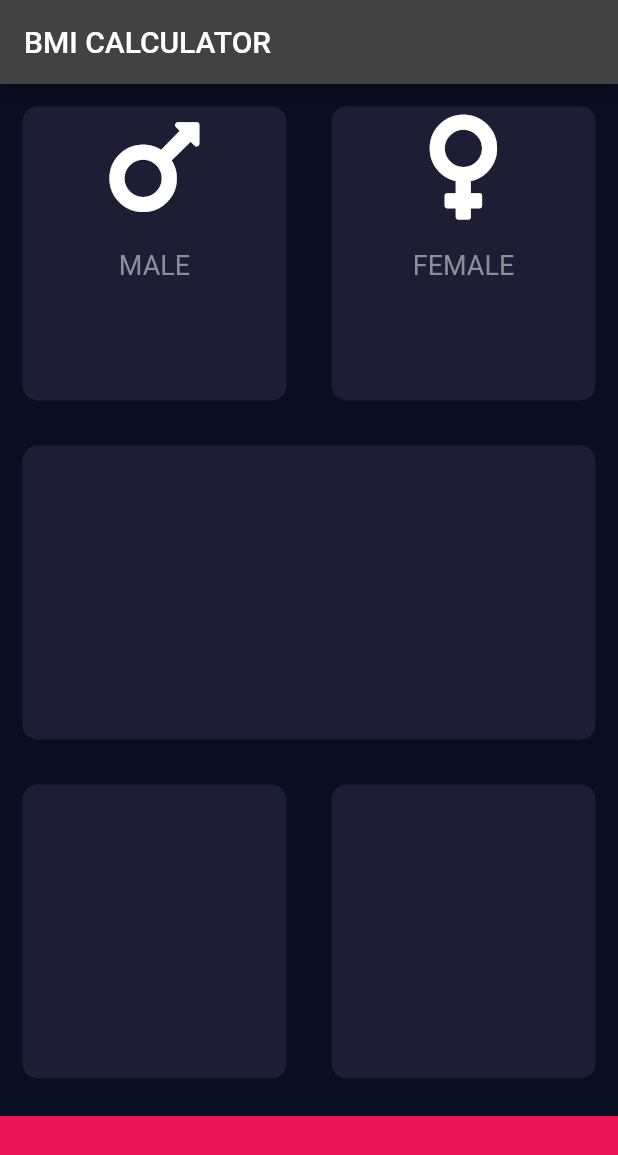
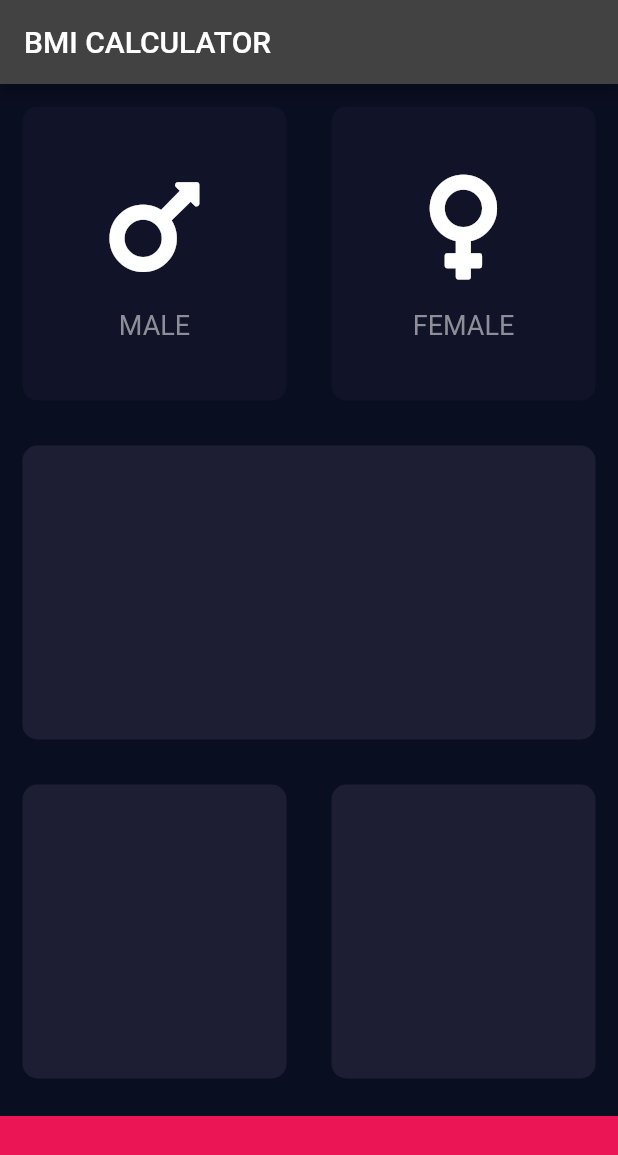
Before and after one commit to fern17/learning_flutter, a Flutter app: the screen it shows after launch, on a phone screen of 412 x 824 dp. Shown: the top 1155 px of the screen. Run offline on Flutter 3.47's test engine with Material 2 defaults, Android fonts, the phone set to English and light mode, and no system bars; our stand-ins replace audioplayers, font_awesome_flutter, rflutter_alert.

Commit message:
use GestureDetector.onTap to know when a gender button was pressed

```diff
--- a/bmi_calculator/lib/icon_content.dart
+++ b/bmi_calculator/lib/icon_content.dart
@@ -9,6 +9,7 @@ class IconContent extends StatelessWidget {
   @override
   Widget build(BuildContext context) {
     return Column(
+      mainAxisAlignment: MainAxisAlignment.center,
       children: [
         Icon(
           icon,
--- a/bmi_calculator/lib/input_page.dart
+++ b/bmi_calculator/lib/input_page.dart
@@ -11,9 +11,14 @@ class InputPage extends StatefulWidget {
 
 const double bottomContainerHeight = 80.0;
 const Color activeCardColor = Color(0xFF1D1E33);
+const Color inactiveCardColor = Color(0xFF111328);
 const Color bottomContainerColor = Color(0xFFEB1555);
 
+enum Gender { Male, Female }
+
 class _InputPageState extends State<InputPage> {
+  Gender selectedGender;
+
   @override
   Widget build(BuildContext context) {
     return Scaffold(
@@ -26,20 +31,38 @@ class _InputPageState extends State<InputPage> {
             child: Row(
               children: [
                 Expanded(
+                  child: GestureDetector(
+                    onTap: () {
+                      setState(() {
+                        selectedGender = Gender.Male;
+                      });
+                    },
                     child: ReusableCard(
-                    color: activeCardColor,
+                      color: selectedGender == Gender.Male
+                          ? activeCardColor
+                          : inactiveCardColor,
                       cardChild: IconContent(
                         icon: FontAwesomeIcons.mars,
                         label: 'MALE',
                       ),
                     ),
                   ),
+                ),
                 Expanded(
+                  child: GestureDetector(
+                    onTap: () {
+                      setState(() {
+                        selectedGender = Gender.Female;
+                      });
+                    },
                     child: ReusableCard(
-                    color: activeCardColor,
+                      color: selectedGender == Gender.Female
+                          ? activeCardColor
+                          : inactiveCardColor,
                       cardChild: IconContent(
                         icon: FontAwesomeIcons.venus,
                         label: 'FEMALE',
+                      ),
                     ),
                   ),
                 ),
```
Lines whose indentation alone changed are shown as unchanged.
